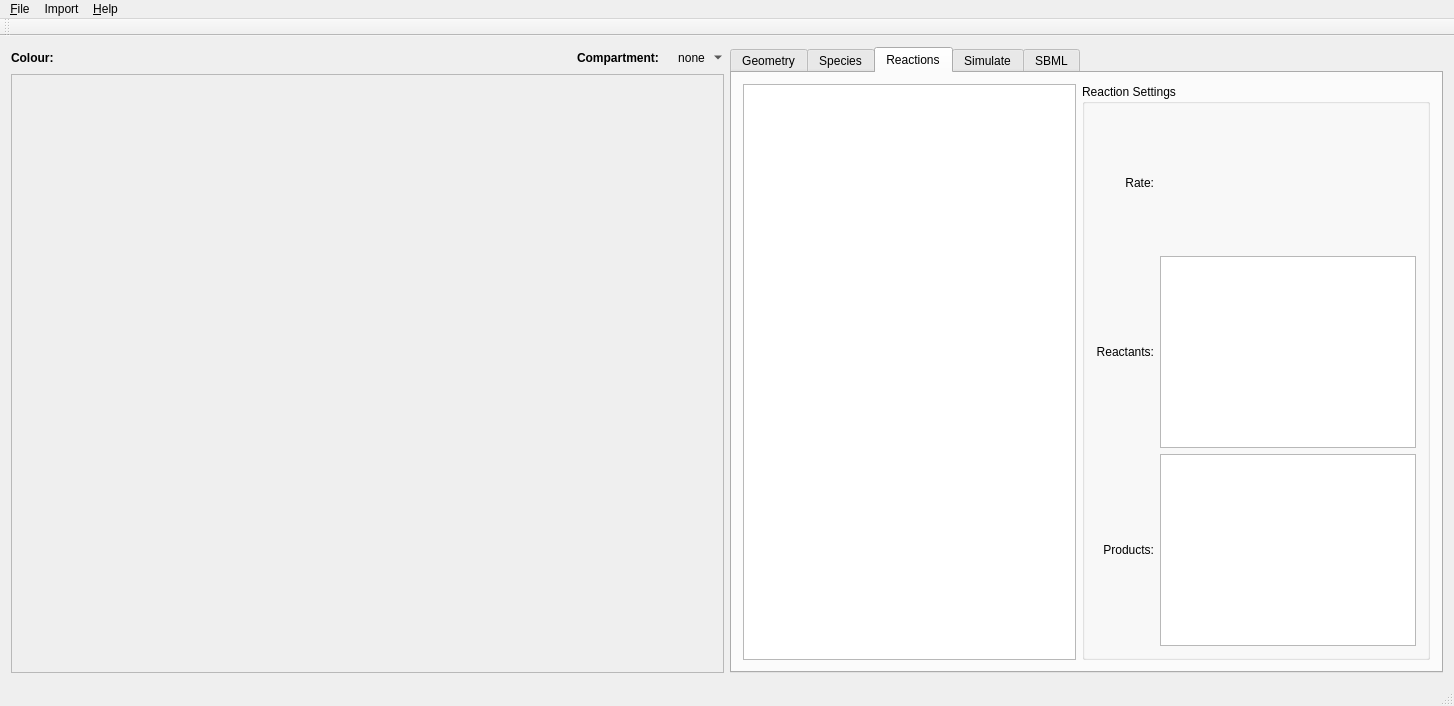
spatial-model-editor/spatial-model-editor, file ui/mainwindow.ui: the form before one commit.
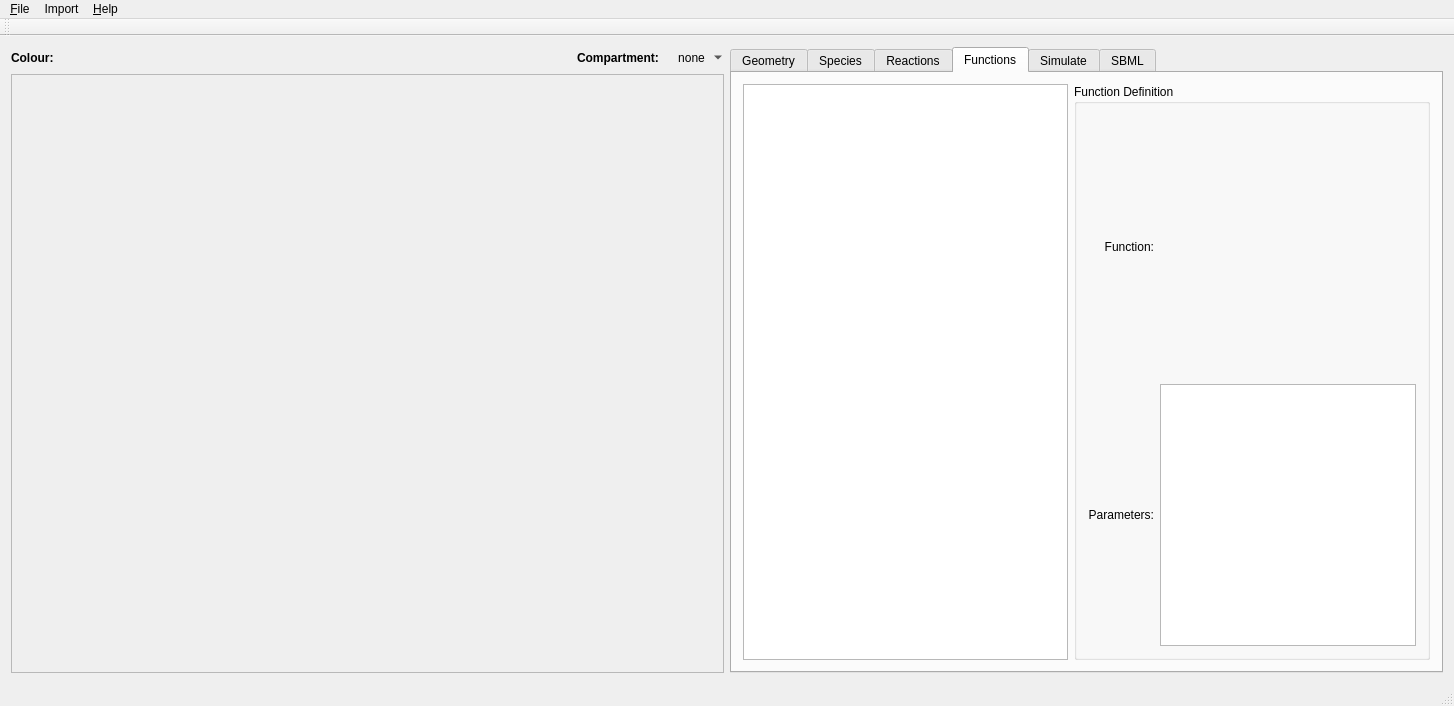
The form after the commit. The open tabs and pages were chosen to show the change. Custom widgets are drawn as their Qt base class.

Commit message: add function inlining, global params and compartment volumes to reactions, add code coverage report

```diff
--- a/ui/mainwindow.ui
+++ b/ui/mainwindow.ui
@@ -360,6 +360,12 @@
              </item>
              <item row="1" column="0">
               <widget class="QLabel" name="lblReactants">
+               <property name="sizePolicy">
+                <sizepolicy hsizetype="Minimum" vsizetype="Preferred">
+                 <horstretch>0</horstretch>
+                 <verstretch>0</verstretch>
+                </sizepolicy>
+               </property>
                <property name="text">
                 <string>Reactants:</string>
                </property>
@@ -380,6 +386,12 @@
              </item>
              <item row="2" column="0">
               <widget class="QLabel" name="lblProducts">
+               <property name="sizePolicy">
+                <sizepolicy hsizetype="Minimum" vsizetype="Preferred">
+                 <horstretch>0</horstretch>
+                 <verstretch>0</verstretch>
+                </sizepolicy>
+               </property>
                <property name="text">
                 <string>Products:</string>
                </property>
@@ -388,8 +400,80 @@
                </property>
               </widget>
              </item>
-             <item row="2" column="1">
-              <widget class="QListWidget" name="listProducts">
+             <item row="0" column="0">
+              <widget class="QLabel" name="lblMathsLabel">
+               <property name="sizePolicy">
+                <sizepolicy hsizetype="Minimum" vsizetype="Preferred">
+                 <horstretch>0</horstretch>
+                 <verstretch>0</verstretch>
+                </sizepolicy>
+               </property>
+               <property name="text">
+                <string>Rate:</string>
+               </property>
+               <property name="alignment">
+                <set>Qt::AlignRight|Qt::AlignTrailing|Qt::AlignVCenter</set>
+               </property>
+              </widget>
+             </item>
+             <item row="3" column="1">
+              <widget class="QListWidget" name="listReactionParams"/>
+             </item>
+             <item row="3" column="0">
+              <widget class="QLabel" name="lblReactionParams">
+               <property name="text">
+                <string>Parameters:</string>
+               </property>
+              </widget>
+             </item>
+            </layout>
+           </item>
+          </layout>
+         </widget>
+        </item>
+       </layout>
+      </widget>
+      <widget class="QWidget" name="tabFunctions">
+       <attribute name="title">
+        <string>Functions</string>
+       </attribute>
+       <layout class="QHBoxLayout" name="horizontalLayout_9">
+        <item>
+         <widget class="QListWidget" name="listFunctions">
+          <property name="sizePolicy">
+           <sizepolicy hsizetype="Preferred" vsizetype="Preferred">
+            <horstretch>0</horstretch>
+            <verstretch>0</verstretch>
+           </sizepolicy>
+          </property>
+         </widget>
+        </item>
+        <item>
+         <widget class="QGroupBox" name="grpFunction">
+          <property name="title">
+           <string>Function Definition</string>
+          </property>
+          <layout class="QHBoxLayout" name="horizontalLayout_8">
+           <item>
+            <layout class="QGridLayout" name="gridFunction">
+             <item row="0" column="0">
+              <widget class="QLabel" name="lblFunctionLabel">
+               <property name="sizePolicy">
+                <sizepolicy hsizetype="Minimum" vsizetype="Preferred">
+                 <horstretch>0</horstretch>
+                 <verstretch>0</verstretch>
+                </sizepolicy>
+               </property>
+               <property name="text">
+                <string>Function:</string>
+               </property>
+               <property name="alignment">
+                <set>Qt::AlignRight|Qt::AlignTrailing|Qt::AlignVCenter</set>
+               </property>
+              </widget>
+             </item>
+             <item row="1" column="1">
+              <widget class="QListWidget" name="listFunctionParams">
                <property name="sizePolicy">
                 <sizepolicy hsizetype="Preferred" vsizetype="Preferred">
                  <horstretch>0</horstretch>
@@ -398,6 +482,35 @@
                </property>
               </widget>
              </item>
+             <item row="0" column="1">
+              <widget class="QLabel" name="lblFunctionDef">
+               <property name="text">
+                <string/>
+               </property>
+               <property name="alignment">
+                <set>Qt::AlignLeading|Qt::AlignLeft|Qt::AlignVCenter</set>
+               </property>
+               <property name="wordWrap">
+                <bool>true</bool>
+               </property>
+              </widget>
+             </item>
+             <item row="1" column="0">
+              <widget class="QLabel" name="lblFunctionParams">
+               <property name="sizePolicy">
+                <sizepolicy hsizetype="Minimum" vsizetype="Preferred">
+                 <horstretch>0</horstretch>
+                 <verstretch>0</verstretch>
+                </sizepolicy>
+               </property>
+               <property name="text">
+                <string>Parameters:</string>
+               </property>
+               <property name="alignment">
+                <set>Qt::AlignRight|Qt::AlignTrailing|Qt::AlignVCenter</set>
+               </property>
+              </widget>
+             </item>
             </layout>
            </item>
           </layout>
```
Left out of the diff: 45 changed lines with no effect on the pictures. The commit also changes 8 other files.
